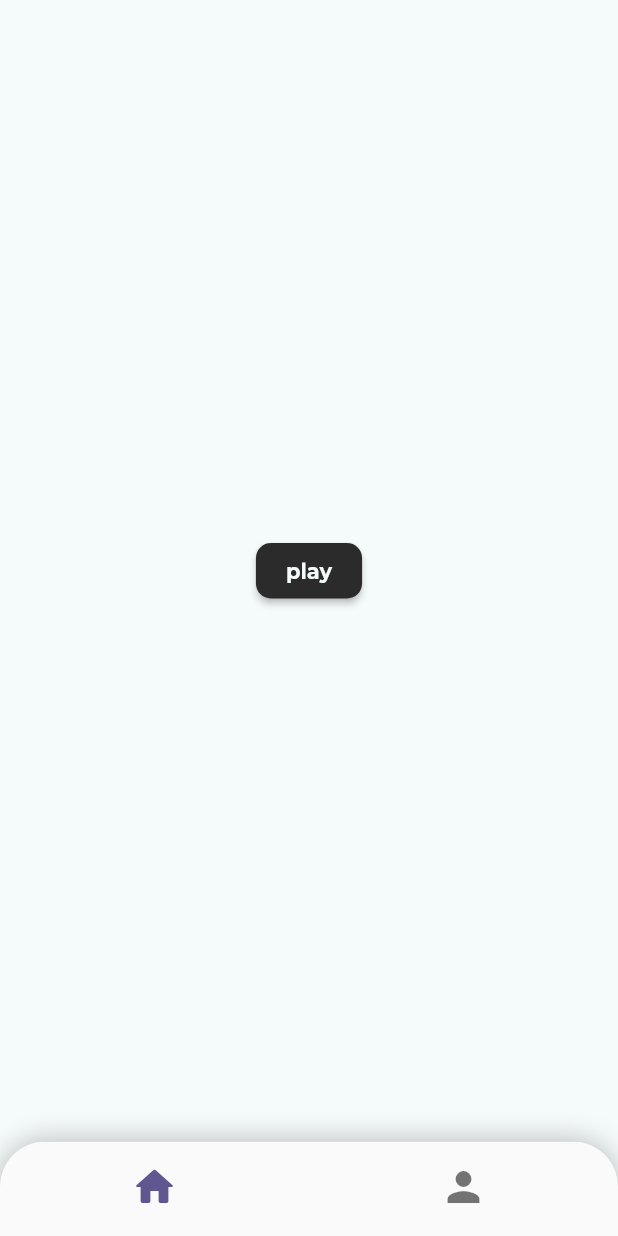
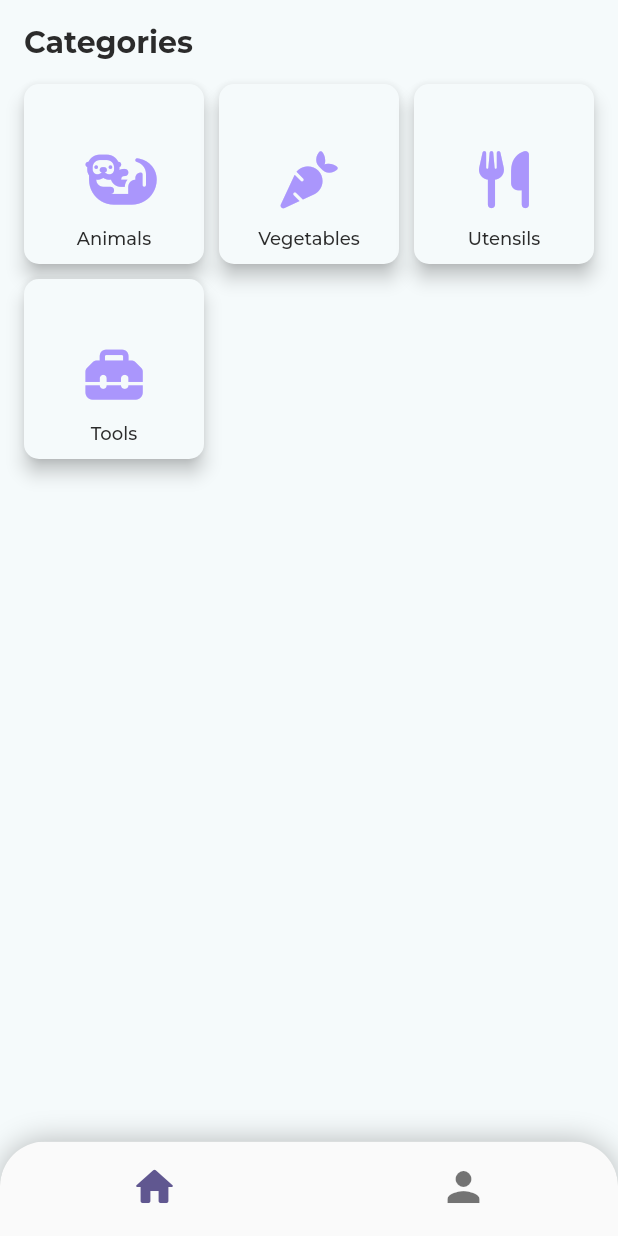
Before and after one commit to cyclexit/object_guesser, a Flutter app: the screen it shows after launch, on a phone screen of 412 x 824 dp. Run offline on Flutter 3.47's test engine with Material 2 defaults, Android fonts, the phone set to English and light mode, and no system bars; our stand-ins replace font_awesome_flutter, google_fonts, logger.

Commit message:
[feature] Added `Category` instance to `QuizPage` (#23)
* [feature+update] Decouple `HomePage` into separate screens

- `HomePage` -> `MainPage`
- `HomePage` home page is now a separate widget which will eventually
contain all the things in the Figma design

* [update] Added `IndexedStacked` to keep track of state

* [feature] Added `Category` instance to `QuizPage`

- Implemented `onPress` function to `CategoryButton`
- Added `Category` name in `QuizPage`

* [fix] Merge conflict

* [update] Category text style

```diff
--- a/lib/main.dart
+++ b/lib/main.dart
@@ -20,6 +20,7 @@ class _AppState extends State<App> {
     return MaterialApp(
       theme: appTheme,
       routes: appRoutes,
+      onGenerateRoute: generateRoute,
     );
   }
 }
--- a/lib/pages/home_page.dart
+++ b/lib/pages/home_page.dart
@@ -1,14 +1,58 @@
 import 'package:flutter/material.dart';
+
+import 'package:font_awesome_flutter/font_awesome_flutter.dart';
+import 'package:object_guesser/models/category.dart';
+import 'package:object_guesser/widgets/category_button.dart';
 
 class HomePage extends StatelessWidget {
   const HomePage({super.key});
 
+  static const categories = [
+    Category(id: "id", name: "Animals", icon: FontAwesomeIcons.otter),
+    Category(id: "id", name: "Vegetables", icon: FontAwesomeIcons.carrot),
+    Category(id: "id", name: "Utensils", icon: FontAwesomeIcons.utensils),
+    Category(id: "id", name: "Tools", icon: FontAwesomeIcons.toolbox),
+  ];
+
   @override
   Widget build(BuildContext context) {
-    return Center(
-      child: ElevatedButton(
-          onPressed: (() => Navigator.pushNamed(context, '/quiz')),
-          child: const Text("play")),
-    );
+    var theme = Theme.of(context);
+    return Scaffold(
+        body: SafeArea(
+      child: Padding(
+        padding: const EdgeInsets.all(16.0),
+        child: Column(crossAxisAlignment: CrossAxisAlignment.start, children: [
+          Padding(
+            padding: const EdgeInsets.only(bottom: 16.0),
+            child: Text(
+              "Categories",
+              style: theme.textTheme.headline2,
+            ),
+          ),
+          GridView(
+            shrinkWrap: true,
+            gridDelegate: const SliverGridDelegateWithMaxCrossAxisExtent(
+                maxCrossAxisExtent: 120,
+                childAspectRatio: 1,
+                crossAxisSpacing: 10,
+                mainAxisSpacing: 10),
+            children: [
+              CategoryButton(
+                category: categories[0],
+              ),
+              CategoryButton(
+                category: categories[1],
+              ),
+              CategoryButton(
+                category: categories[2],
+              ),
+              CategoryButton(
+                category: categories[3],
+              ),
+            ],
+          )
+        ]),
+      ),
+    ));
   }
 }
--- a/lib/services/get_quizzes.dart
+++ b/lib/services/get_quizzes.dart
@@ -2,12 +2,13 @@ import 'dart:convert';
 import 'package:flutter/services.dart';
 
 import 'package:object_guesser/log.dart';
+import 'package:object_guesser/models/category.dart';
 import 'package:object_guesser/models/quizzes/input_quiz.dart';
 import 'package:object_guesser/models/quizzes/multiple_choice_quiz.dart';
 import 'package:object_guesser/models/quizzes/quiz.dart';
 import 'package:object_guesser/constants/quiz_types.dart';
 
-Future<List<Quiz>> getQuizzes(int totalQuizzes) async {
+Future<List<Quiz>> getQuizzes(int totalQuizzes, Category category) async {
   // Future: use totalQuizzes to query the quizzes data from sever first
   dynamic jsonData =
       jsonDecode(await rootBundle.loadString('data/mock_game.json'));
```
Also changed, not shown: lib/config/routes.dart (+16 -1 lines), lib/pages/quiz_page.dart (+20 -5 lines), lib/widgets/category_button.dart (+5 -4 lines).
